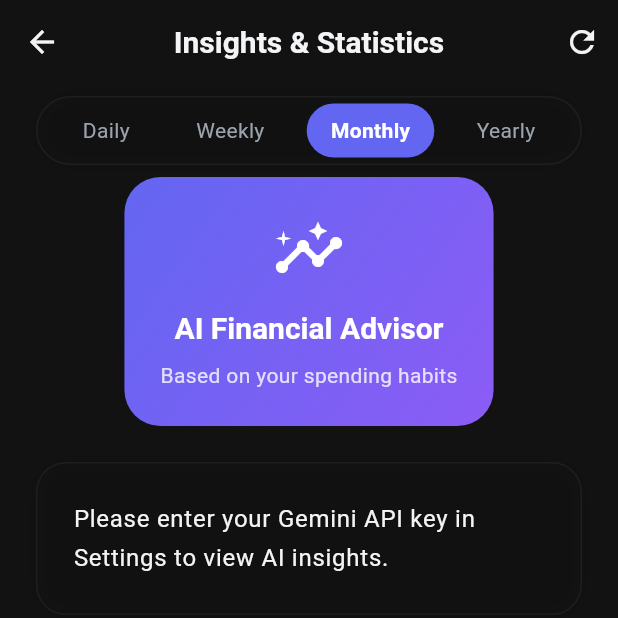
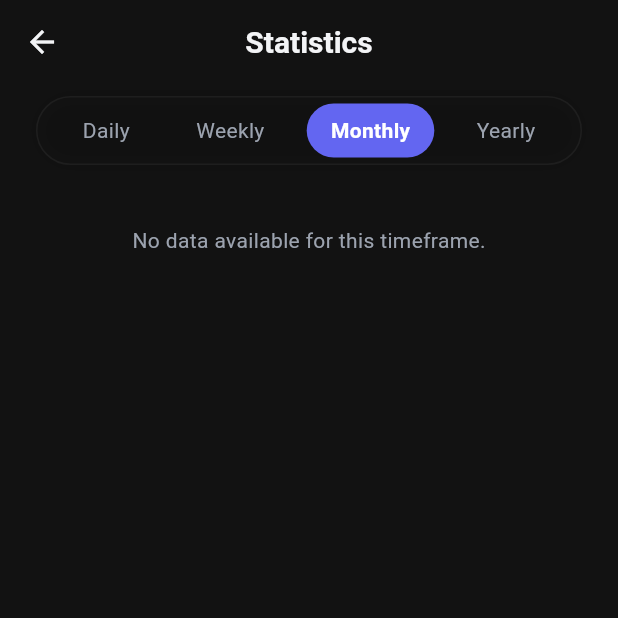
Before and after one commit to AbhishekSingh010/finance_expense_tracker_app, a Flutter app: the InsightsScreen screen opened by its route, on a phone screen of 412 x 824 dp, the top half of it. Run offline on Flutter 3.47's test engine with Material 3 defaults, Android fonts, the phone set to English and light mode, and no system bars; our stand-ins replace fl_chart, flutter_local_notifications, flutter_secure_storage, image_picker, permission_handler, sqflite; missing offline and left inert: flutter_notification_listener, flutter_sms_inbox; accounts and stored records are empty; Roboto replaces fonts that are missing (SF Pro Display); statements that could not run were skipped.

Commit message:
fix: solve background isolate crash and revamp insights tab
- Replaced WidgetsFlutterBinding with ui.DartPluginRegistrant.ensureInitialized() inside the background notification listener isolate to prevent native initialization crashes when parsing push notifications.
- Separated `NotificationService` invocation from background thread. Background isolate now directly interacts with SQLite via `DatabaseHelper` and communicates with the UI thread to prompt updates, mitigating cross-isolate engine crashes.
- Removed AI logic from the Insights tab and redesigned it as a "Statistics Overview" tab, computing and displaying Mean (Avg), Median, Total amount, Highest Category, and Maximum Spent amount.
- Restricted Gemini AI interaction purely to the dedicated AI Chat tab.

Co-authored-by: AbhishekSingh010 <113212983+AbhishekSingh010@users.noreply.github.com>

```diff
--- a/lib/main.dart
+++ b/lib/main.dart
@@ -135,8 +135,8 @@ class _MainScreenState extends State<MainScreen> {
                   label: 'Add',
                 ),
                 const BottomNavigationBarItem(
-                  icon: Icon(Icons.insights),
-                  label: 'Insights',
+                  icon: Icon(Icons.bar_chart),
+                  label: 'Stats',
                 ),
                 const BottomNavigationBarItem(
                   icon: Icon(Icons.chat_bubble),
--- a/lib/screens/insights_screen.dart
+++ b/lib/screens/insights_screen.dart
@@ -1,7 +1,6 @@
 import 'package:flutter/material.dart';
 import 'package:provider/provider.dart';
 import '../providers/expense_provider.dart';
-import '../services/gemini_service.dart';
 import '../core/theme.dart';
 import '../widgets/chart_widget.dart';
 
@@ -13,55 +12,6 @@ class InsightsScreen extends StatefulWidget {
 }
 
 class _InsightsScreenState extends State<InsightsScreen> {
-  final GeminiService _geminiService = GeminiService();
-  String _insights = '';
-  bool _isLoading = false;
-
-  @override
-  void initState() {
-    super.initState();
-    WidgetsBinding.instance.addPostFrameCallback((_) {
-      _fetchInsights();
-    });
-  }
-
-  Future<void> _fetchInsights() async {
-    final provider = Provider.of<ExpenseProvider>(context, listen: false);
-
-    if (!provider.aiEnabled) {
-      setState(() {
-        _insights = 'AI features are disabled. Please enable them in Settings to view insights.';
-      });
-      return;
-    }
-
-    if (!provider.hasApiKey) {
-      setState(() {
-        _insights = 'Please enter your Gemini API key in Settings to view AI insights.';
-      });
-      return;
-    }
-
-    if (provider.expenses.isEmpty) {
-      setState(() {
-        _insights = 'API Key Connected. Add some expenses to get insights.';
-      });
-      return;
-    }
-
-    setState(() {
-      _isLoading = true;
-    });
-
-    final summary = provider.categoryBreakdown;
-    final insights = await _geminiService.getInsights(summary, provider.apiKey!);
-
-    setState(() {
-      _insights = insights;
-      _isLoading = false;
-    });
-  }
-
   Widget _buildTimeframeSelector(ExpenseProvider provider) {
     return Container(
       margin: const EdgeInsets.symmetric(horizontal: 24, vertical: 8),
@@ -78,7 +28,6 @@ class _InsightsScreenState extends State<InsightsScreen> {
           return GestureDetector(
             onTap: () {
               provider.setTimeframe(tf);
-              _fetchInsights();
             },
             child: Container(
               padding: const EdgeInsets.symmetric(vertical: 8, horizontal: 16),
@@ -118,6 +67,18 @@ class _InsightsScreenState extends State<InsightsScreen> {
       }
     });
 
+    // Calculate median
+    final amounts = expenses.map((e) => e.amount).toList()..sort();
+    double median = 0;
+    if (amounts.isNotEmpty) {
+      final middle = amounts.length ~/ 2;
+      if (amounts.length % 2 == 1) {
+        median = amounts[middle];
+      } else {
+        median = (amounts[middle - 1] + amounts[middle]) / 2.0;
+      }
+    }
+
     return Container(
       margin: const EdgeInsets.symmetric(horizontal: 24, vertical: 8),
       padding: const EdgeInsets.all(20),
@@ -129,16 +90,25 @@ class _InsightsScreenState extends State<InsightsScreen> {
         crossAxisAlignment: CrossAxisAlignment.start,
         children: [
           Text(
-            'Statistics',
+            'Statistics Overview',
             style: Theme.of(context).textTheme.titleLarge?.copyWith(fontWeight: FontWeight.bold),
           ),
           const SizedBox(height: 16),
           Row(
             mainAxisAlignment: MainAxisAlignment.spaceBetween,
             children: [
-              _buildStatItem('Average', '${provider.currencySymbol}${avg.toStringAsFixed(2)}'),
-              _buildStatItem('Highest', highestCat),
+              _buildStatItem('Mean (Avg)', '${provider.currencySymbol}${avg.toStringAsFixed(2)}'),
+              _buildStatItem('Median', '${provider.currencySymbol}${median.toStringAsFixed(2)}'),
               _buildStatItem('Count', '${expenses.length}'),
+            ],
+          ),
+          const SizedBox(height: 16),
+          Row(
+            mainAxisAlignment: MainAxisAlignment.spaceBetween,
+            children: [
+              _buildStatItem('Total', '${provider.currencySymbol}${total.toStringAsFixed(2)}'),
+              _buildStatItem('Highest Cat.', highestCat),
+              _buildStatItem('Max Spent', '${provider.currencySymbol}${amounts.last.toStringAsFixed(2)}'),
             ],
           ),
         ],
@@ -167,13 +137,7 @@ class _InsightsScreenState extends State<InsightsScreen> {
   Widget build(BuildContext context) {
     return Scaffold(
       appBar: AppBar(
-        title: const Text('Insights & Statistics'),
-        actions: [
-          IconButton(
-            icon: const Icon(Icons.refresh),
-            onPressed: _fetchInsights,
-          ),
-        ],
+        title: const Text('Statistics'),
       ),
       body: SafeArea(
         child: Consumer<ExpenseProvider>(
@@ -191,59 +155,16 @@ class _InsightsScreenState extends State<InsightsScreen> {
                           height: 250,
                           child: ChartWidget(categoryBreakdown: provider.categoryBreakdown),
                         ),
-                      Padding(
-                        padding: const EdgeInsets.symmetric(horizontal: 24),
-                        child: Container(
-                          padding: const EdgeInsets.all(24),
-                          decoration: BoxDecoration(
-                            gradient: AppTheme.primaryGradient,
-                            borderRadius: BorderRadius.circular(24),
-                          ),
-                          child: Column(
-                            children: [
-                              const Icon(
-                                Icons.insights,
-                                size: 48,
-                                color: Colors.white,
-                              ),
-                              const SizedBox(height: 16),
-                              Text(
-                                'AI Financial Advisor',
-                                style: Theme.of(context).textTheme.headlineMedium?.copyWith(
-                                  color: Colors.white,
-                                  fontWeight: FontWeight.bold,
-                                ),
-                              ),
-                              const SizedBox(height: 8),
-                              Text(
-                                'Based on your spending habits',
-                                style: Theme.of(context).textTheme.bodyMedium?.copyWith(
-                                  color: Colors.white.withOpacity(0.8),
-                                ),
-                              ),
-                            ],
+                      if (provider.expenses.isEmpty)
+                        const Padding(
+                          padding: EdgeInsets.all(32.0),
+                          child: Center(
+                            child: Text(
+                              'No data available for this timeframe.',
+                              style: TextStyle(color: AppTheme.textSecondary),
+                            ),
                           ),
                         ),
-                      ),
-                      const SizedBox(height: 24),
-                      Padding(
-                        padding: const EdgeInsets.symmetric(horizontal: 24),
-                        child: _isLoading
-                            ? const Center(child: CircularProgressIndicator())
-                            : Container(
-                                padding: const EdgeInsets.all(24),
-                                decoration: AppTheme.glassDecoration(
-                                  opacity: 0.05,
-                                  color: AppTheme.surface,
-                                ),
-                                child: Text(
-                                  _insights,
-                                  style: Theme.of(context).textTheme.bodyLarge?.copyWith(
-                                    height: 1.6,
-                                  ),
-                                ),
-                              ),
-                      ),
                       const SizedBox(height: 100), // padding for navbar
                     ],
                   ),
--- a/lib/services/payment_notification_service.dart
+++ b/lib/services/payment_notification_service.dart
@@ -1,6 +1,5 @@
 import 'dart:isolate';
 import 'dart:ui';
-import 'package:flutter/widgets.dart';
 import 'package:flutter_notification_listener/flutter_notification_listener.dart';
 import 'package:intl/intl.dart';
 import '../data/db_helper.dart';
@@ -15,7 +14,7 @@ const String _portName = 'notification_listener_port';
 @pragma('vm:entry-point')
 void _notificationCallback(NotificationEvent evt) async {
   try {
-    WidgetsFlutterBinding.ensureInitialized();
+    // For background isolates, DartPluginRegistrant is typically required instead of WidgetsFlutterBinding.
     ui.DartPluginRegistrant.ensureInitialized();
     if (evt.packageName == null || evt.title == null || evt.text == null) return;
 
@@ -50,9 +49,7 @@ void _notificationCallback(NotificationEvent evt) async {
 
         await dbHelper.insertExpense(expense);
 
-        // Notify the UI isolate if it is active. The UI isolate will handle the notification
-        // because initializing `flutter_local_notifications` in a pure background isolate
-        // often causes memory leaks or native crashes if the engine isn't fully spun up.
+        // Notify the UI isolate if it is active.
         final SendPort? send = IsolateNameServer.lookupPortByName(_portName);
         if (send != null) {
           send.send('NEW_TRANSACTION');
@@ -61,7 +58,7 @@ void _notificationCallback(NotificationEvent evt) async {
     }
   }
   } catch (e) {
-    debugPrint('Background notification parsing failed: $e');
+    print('Background notification parsing failed: $e');
   }
 }
 
@@ -83,9 +80,14 @@ class PaymentNotificationService {
       }
     });
 
-    final hasPermission = await NotificationsListener.hasPermission;
-    if (hasPermission == true) {
-      await NotificationsListener.initialize(callbackHandle: _notificationCallback);
+    try {
+      final hasPermission = await NotificationsListener.hasPermission;
+      if (hasPermission == true) {
+        // Initialize the listener service. If already running, this is safe.
+        await NotificationsListener.initialize(callbackHandle: _notificationCallback);
+      }
+    } catch (e) {
+      print('Error initializing notification listener: $e');
     }
   }
 }
```
